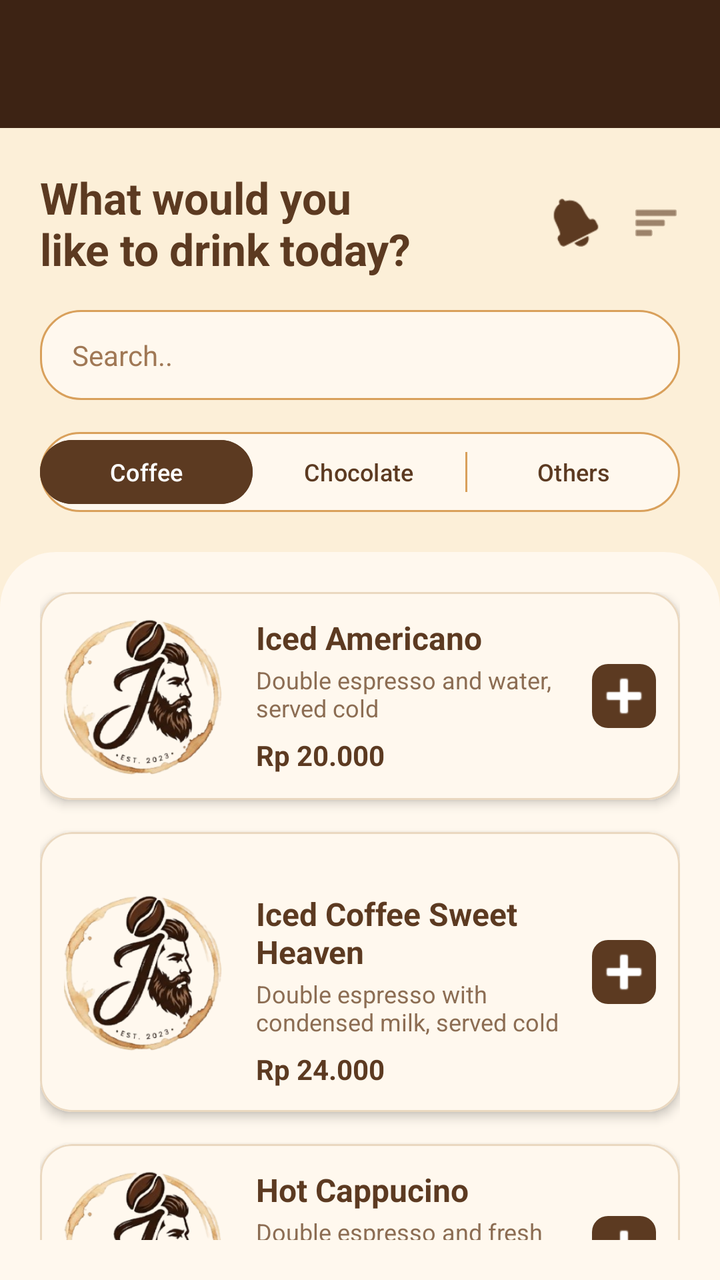
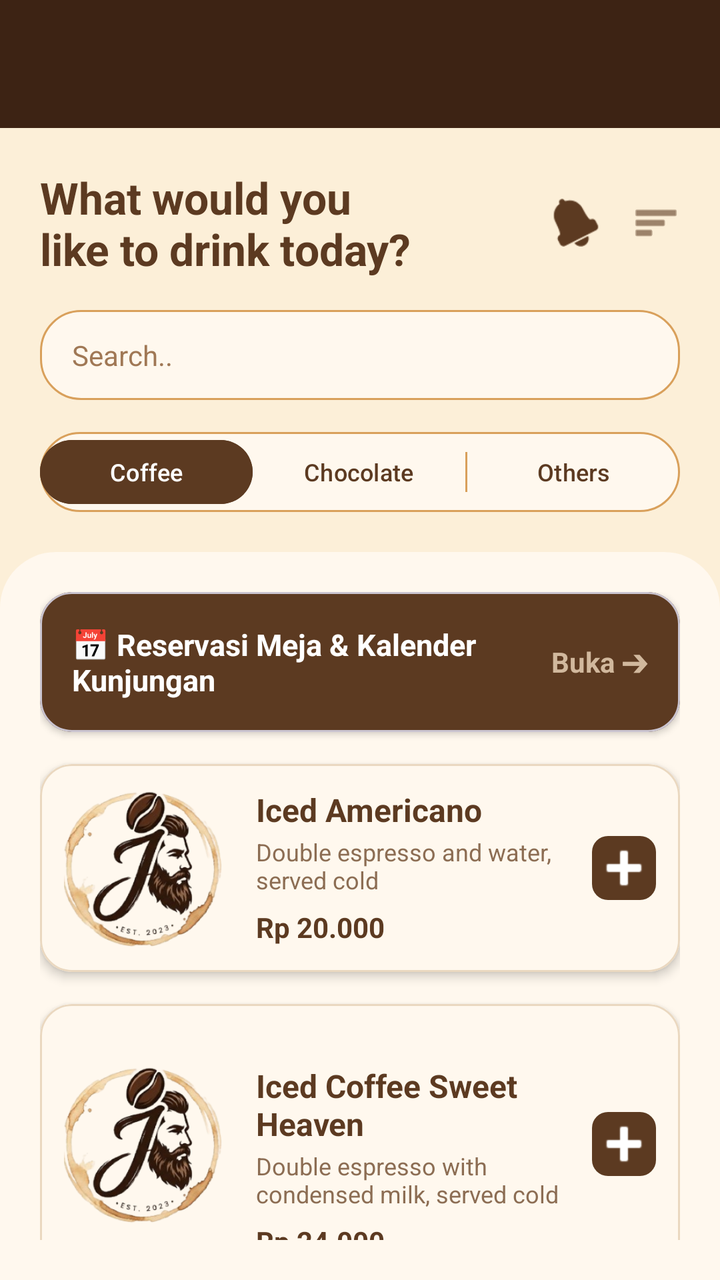

Two renders of the same Android screen: before a commit and after it. Below are the layout's source before the change and the commit's diff.
<!-- AndroidManifest.xml: application theme Theme.Vra_pringles -->
<!-- res/layout/activity_detail_menu.xml -->
<?xml version="1.0" encoding="utf-8"?>
<androidx.coordinatorlayout.widget.CoordinatorLayout
    xmlns:android="http://schemas.android.com/apk/res/android"
    xmlns:app="http://schemas.android.com/apk/res-auto"
    android:layout_width="match_parent"
    android:layout_height="match_parent"
    android:background="#FCEFD8">

    
    <com.google.android.material.appbar.AppBarLayout
        android:layout_width="match_parent"
        android:layout_height="wrap_content"
        android:background="@android:color/transparent"
        app:elevation="0dp">

        
        <androidx.appcompat.widget.Toolbar
            android:id="@+id/toolbar"
            android:layout_width="match_parent"
            android:layout_height="?attr/actionBarSize"
            android:background="@color/coffee_dark"
            app:titleTextColor="@color/white"
            app:subtitleTextColor="@color/white" />

        <LinearLayout
            android:layout_width="match_parent"
            android:layout_height="wrap_content"
            android:orientation="vertical"
            android:padding="20dp"
            app:layout_scrollFlags="scroll|enterAlways">

            
            <RelativeLayout
                android:layout_width="match_parent"
                android:layout_height="wrap_content">

                <TextView
                    android:id="@+id/tvHeaderTitle"
                    android:layout_width="wrap_content"
                    android:layout_height="wrap_content"
                    android:text="What would you\nlike to drink today?"
                    android:textColor="#5C3A21"
                    android:textSize="22sp"
                    android:textStyle="bold" />

                <ImageView
                    android:id="@+id/btnNavMenu"
                    android:layout_width="24dp"
                    android:layout_height="24dp"
                    android:layout_alignParentEnd="true"
                    android:layout_centerVertical="true"
                    android:src="@android:drawable/ic_menu_sort_by_size"
                    app:tint="#5C3A21" />

                <ImageView
                    android:id="@+id/btnNotification"
                    android:layout_width="24dp"
                    android:layout_height="24dp"
                    android:layout_centerVertical="true"
                    android:layout_marginEnd="16dp"
                    android:layout_toStartOf="@id/btnNavMenu"
                    android:src="@android:drawable/ic_popup_reminder"
                    app:tint="#5C3A21" />
            </RelativeLayout>

            
            <EditText
                android:id="@+id/etSearch"
                android:layout_width="match_parent"
                android:layout_height="45dp"
                android:layout_marginTop="16dp"
                android:background="@drawable/bg_search_rounded"
                android:hint="Search.."
                android:paddingHorizontal="16dp"
                android:textColorHint="#A07855"
                android:textSize="14sp" />

            
            <LinearLayout
                android:layout_width="match_parent"
                android:layout_height="40dp"
                android:layout_marginTop="16dp"
                android:background="@drawable/bg_search_rounded"
                android:orientation="horizontal">

                <Button
                    android:layout_width="0dp"
                    android:layout_height="match_parent"
                    android:layout_weight="1"
                    android:backgroundTint="#5C3A21"
                    android:text="Coffee"
                    android:textAllCaps="false"
                    android:textColor="#FFFFFF"
                    android:textSize="12sp"
                    app:cornerRadius="20dp" />

                <Button
                    android:layout_width="0dp"
                    android:layout_height="match_parent"
                    android:layout_weight="1"
                    android:backgroundTint="@android:color/transparent"
                    android:text="Chocolate"
                    android:textAllCaps="false"
                    android:textColor="#5C3A21"
                    android:textSize="12sp"
                    app:elevation="0dp" />

                <View
                    android:layout_width="1dp"
                    android:layout_height="20dp"
                    android:layout_gravity="center_vertical"
                    android:background="#D9A05B" />

                <Button
                    android:layout_width="0dp"
                    android:layout_height="match_parent"
                    android:layout_weight="1"
                    android:backgroundTint="@android:color/transparent"
                    android:text="Others"
                    android:textAllCaps="false"
                    android:textColor="#5C3A21"
                    android:textSize="12sp"
                    app:elevation="0dp" />
            </LinearLayout>

        </LinearLayout>

    </com.google.android.material.appbar.AppBarLayout>

    
    <androidx.core.widget.NestedScrollView
        android:layout_width="match_parent"
        android:layout_height="match_parent"
        android:background="@drawable/bg_card_top_rounded"
        android:padding="20dp"
        app:layout_behavior="@string/appbar_scrolling_view_behavior">

        <LinearLayout
            android:layout_width="match_parent"
            android:layout_height="wrap_content"
            android:orientation="vertical"
            android:paddingBottom="80dp">

            
            <com.google.android.material.card.MaterialCardView
                android:layout_width="match_parent"
                android:layout_height="wrap_content"
                android:layout_marginBottom="16dp"
                app:cardBackgroundColor="#FFF8EE"
                app:cardCornerRadius="16dp"
                app:cardElevation="3dp"
                app:strokeColor="#EAD8C0"
                app:strokeWidth="1dp">

                <androidx.constraintlayout.widget.ConstraintLayout
                    android:layout_width="match_parent"
                    android:layout_height="wrap_content"
                    android:padding="12dp">

                    <ImageView
                        android:id="@+id/imgMenu1"
                        android:layout_width="80dp"
                        android:layout_height="80dp"
                        android:scaleType="centerCrop"
                        android:src="@drawable/logo_cafe_jambang"
                        app:layout_constraintBottom_toBottomOf="parent"
                        app:layout_constraintStart_toStartOf="parent"
                        app:layout_constraintTop_toTopOf="parent" />

                    <TextView
                        android:id="@+id/tvTitle1"
                        android:layout_width="0dp"
                        android:layout_height="wrap_content"
                        android:layout_marginStart="16dp"
                        android:layout_marginEnd="8dp"
                        android:text="Iced Americano"
                        android:textColor="#5C3A21"
                        android:textSize="16sp"
                        android:textStyle="bold"
                        app:layout_constraintEnd_toStartOf="@+id/btnAdd1"
                        app:layout_constraintStart_toEndOf="@+id/imgMenu1"
                        app:layout_constraintTop_toTopOf="@+id/imgMenu1" />

                    <TextView
                        android:id="@+id/tvDesc1"
                        android:layout_width="0dp"
                        android:layout_height="wrap_content"
                        android:layout_marginTop="2dp"
                        android:text="Double espresso and water, served cold"
                        android:textColor="#8C6D53"
                        android:textSize="12sp"
                        app:layout_constraintEnd_toStartOf="@+id/btnAdd1"
                        app:layout_constraintStart_toStartOf="@+id/tvTitle1"
                        app:layout_constraintTop_toBottomOf="@+id/tvTitle1" />

                    <TextView
                        android:id="@+id/tvPrice1"
                        android:layout_width="wrap_content"
                        android:layout_height="wrap_content"
                        android:layout_marginTop="6dp"
                        android:text="Rp 20.000"
                        android:textColor="#5C3A21"
                        android:textSize="14sp"
                        android:textStyle="bold"
                        app:layout_constraintStart_toStartOf="@+id/tvTitle1"
                        app:layout_constraintTop_toBottomOf="@+id/tvDesc1" />

                    <ImageButton
                        android:id="@+id/btnAdd1"
                        android:layout_width="32dp"
                        android:layout_height="32dp"
                        android:background="@drawable/bg_button_plus"
                        android:src="@android:drawable/ic_input_add"
                        app:layout_constraintBottom_toBottomOf="parent"
                        app:layout_constraintEnd_toEndOf="parent"
                        app:layout_constraintTop_toTopOf="parent"
                        app:tint="#FFFFFF" />
                </androidx.constraintlayout.widget.ConstraintLayout>
            </com.google.android.material.card.MaterialCardView>

            
            <com.google.android.material.card.MaterialCardView
                android:layout_width="match_parent"
                android:layout_height="wrap_content"
                android:layout_marginBottom="16dp"
                app:cardBackgroundColor="#FFF8EE"
                app:cardCornerRadius="16dp"
                app:cardElevation="3dp"
                app:strokeColor="#EAD8C0"
                app:strokeWidth="1dp">

                <androidx.constraintlayout.widget.ConstraintLayout
                    android:layout_width="match_parent"
                    android:layout_height="wrap_content"
                    android:padding="12dp">

                    <ImageView
                        android:id="@+id/imgMenu2"
                        android:layout_width="80dp"
                        android:layout_height="80dp"
                        android:scaleType="centerCrop"
                        android:src="@drawable/logo_cafe_jambang"
                        app:layout_constraintBottom_toBottomOf="parent"
                        app:layout_constraintStart_toStartOf="parent"
                        app:layout_constraintTop_toTopOf="parent" />

                    <TextView
                        android:id="@+id/tvTitle2"
                        android:layout_width="0dp"
                        android:layout_height="wrap_content"
                        android:layout_marginStart="16dp"
                        android:layout_marginEnd="8dp"
                        android:text="Iced Coffee Sweet Heaven"
                        android:textColor="#5C3A21"
                        android:textSize="16sp"
                        android:textStyle="bold"
                        app:layout_constraintEnd_toStartOf="@+id/btnAdd2"
                        app:layout_constraintStart_toEndOf="@+id/imgMenu2"
                        app:layout_constraintTop_toTopOf="@+id/imgMenu2" />

                    <TextView
                        android:id="@+id/tvDesc2"
                        android:layout_width="0dp"
                        android:layout_height="wrap_content"
                        android:layout_marginTop="2dp"
                        android:text="Double espresso with condensed milk, served cold"
                        android:textColor="#8C6D53"
                        android:textSize="12sp"
                        app:layout_constraintEnd_toStartOf="@+id/btnAdd2"
                        app:layout_constraintStart_toStartOf="@+id/tvTitle2"
                        app:layout_constraintTop_toBottomOf="@+id/tvTitle2" />

                    <TextView
                        android:id="@+id/tvPrice2"
                        android:layout_width="wrap_content"
                        android:layout_height="wrap_content"
                        android:layout_marginTop="6dp"
                        android:text="Rp 24.000"
                        android:textColor="#5C3A21"
                        android:textSize="14sp"
                        android:textStyle="bold"
                        app:layout_constraintStart_toStartOf="@+id/tvTitle2"
                        app:layout_constraintTop_toBottomOf="@+id/tvDesc2" />

                    <ImageButton
                        android:id="@+id/btnAdd2"
                        android:layout_width="32dp"
                        android:layout_height="32dp"
                        android:background="@drawable/bg_button_plus"
                        android:src="@android:drawable/ic_input_add"
                        app:layout_constraintBottom_toBottomOf="parent"
                        app:layout_constraintEnd_toEndOf="parent"
                        app:layout_constraintTop_toTopOf="parent"
                        app:tint="#FFFFFF" />
                </androidx.constraintlayout.widget.ConstraintLayout>
            </com.google.android.material.card.MaterialCardView>

            
            <com.google.android.material.card.MaterialCardView
                android:layout_width="match_parent"
                android:layout_height="wrap_content"
                android:layout_marginBottom="16dp"
                app:cardBackgroundColor="#FFF8EE"
                app:cardCornerRadius="16dp"
                app:cardElevation="3dp"
                app:strokeColor="#EAD8C0"
                app:strokeWidth="1dp">

                <androidx.constraintlayout.widget.ConstraintLayout
                    android:layout_width="match_parent"
                    android:layout_height="wrap_content"
                    android:padding="12dp">

                    <ImageView
                        android:id="@+id/imgMenu3"
                        android:layout_width="80dp"
                        android:layout_height="80dp"
                        android:scaleType="centerCrop"
                        android:src="@drawable/logo_cafe_jambang"
                        app:layout_constraintBottom_toBottomOf="parent"
                        app:layout_constraintStart_toStartOf="parent"
                        app:layout_constraintTop_toTopOf="parent" />

                    <TextView
                        android:id="@+id/tvTitle3"
                        android:layout_width="0dp"
                        android:layout_height="wrap_content"
                        android:layout_marginStart="16dp"
                        android:layout_marginEnd="8dp"
                        android:text="Hot Cappucino"
                        android:textColor="#5C3A21"
                        android:textSize="16sp"
                        android:textStyle="bold"
                        app:layout_constraintEnd_toStartOf="@+id/btnAdd3"
                        app:layout_constraintStart_toEndOf="@+id/imgMenu3"
                        app:layout_constraintTop_toTopOf="@+id/imgMenu3" />

                    <TextView
                        android:id="@+id/tvDesc3"
                        android:layout_width="0dp"
                        android:layout_height="wrap_content"
                        android:layout_marginTop="2dp"
                        android:text="Double espresso and fresh milk, served hot"
                        android:textColor="#8C6D53"
                        android:textSize="12sp"
                        app:layout_constraintEnd_toStartOf="@+id/btnAdd3"
                        app:layout_constraintStart_toStartOf="@+id/tvTitle3"
                        app:layout_constraintTop_toBottomOf="@+id/tvTitle3" />

                    <TextView
                        android:id="@+id/tvPrice3"
                        android:layout_width="wrap_content"
                        android:layout_height="wrap_content"
                        android:layout_marginTop="6dp"
                        android:text="Rp 23.000"
                        android:textColor="#5C3A21"
                        android:textSize="14sp"
                        android:textStyle="bold"
                        app:layout_constraintStart_toStartOf="@+id/tvTitle3"
                        app:layout_constraintTop_toBottomOf="@+id/tvDesc3" />

                    <ImageButton
                        android:id="@+id/btnAdd3"
                        android:layout_width="32dp"
                        android:layout_height="32dp"
                        android:background="@drawable/bg_button_plus"
                        android:src="@android:drawable/ic_input_add"
                        app:layout_constraintBottom_toBottomOf="parent"
                        app:layout_constraintEnd_toEndOf="parent"
                        app:layout_constraintTop_toTopOf="parent"
                        app:tint="#FFFFFF" />
                </androidx.constraintlayout.widget.ConstraintLayout>
            </com.google.android.material.card.MaterialCardView>

            
            <com.google.android.material.card.MaterialCardView
                android:layout_width="match_parent"
                android:layout_height="wrap_content"
                android:layout_marginBottom="16dp"
                app:cardBackgroundColor="#FFF8EE"
                app:cardCornerRadius="16dp"
                app:cardElevation="3dp"
                app:strokeColor="#EAD8C0"
                app:strokeWidth="1dp">

                <androidx.constraintlayout.widget.ConstraintLayout
                    android:layout_width="match_parent"
                    android:layout_height="wrap_content"
                    android:padding="12dp">

                    <ImageView
                        android:id="@+id/imgMenu4"
                        android:layout_width="80dp"
                        android:layout_height="80dp"
                        android:scaleType="centerCrop"
                        android:src="@drawable/logo_cafe_jambang"
                        app:layout_constraintBottom_toBottomOf="parent"
                        app:layout_constraintStart_toStartOf="parent"
                        app:layout_constraintTop_toTopOf="parent" />

                    <TextView
                        android:id="@+id/tvTitle4"
                        android:layout_width="0dp"
                        android:layout_height="wrap_content"
                        android:layout_marginStart="16dp"
                        android:layout_marginEnd="8dp"
                        android:text="Iced Cappucino"
                        android:textColor="#5C3A21"
                        android:textSize="16sp"
                        android:textStyle="bold"
                        app:layout_constraintEnd_toStartOf="@+id/btnAdd4"
                        app:layout_constraintStart_toEndOf="@+id/imgMenu4"
                        app:layout_constraintTop_toTopOf="@+id/imgMenu4" />

                    <TextView
                        android:id="@+id/tvDesc4"
                        android:layout_width="0dp"
                        android:layout_height="wrap_content"
                        android:layout_marginTop="2dp"
                        android:text="Double espresso and fresh milk, served cold"
                        android:textColor="#8C6D53"
                        android:textSize="12sp"
                        app:layout_constraintEnd_toStartOf="@+id/btnAdd4"
                        app:layout_constraintStart_toStartOf="@+id/tvTitle4"
                        app:layout_constraintTop_toBottomOf="@+id/tvTitle4" />

                    <TextView
                        android:id="@+id/tvPrice4"
                        android:layout_width="wrap_content"
                        android:layout_height="wrap_content"
                        android:layout_marginTop="6dp"
                        android:text="Rp 23.500"
                        android:textColor="#5C3A21"
                        android:textSize="14sp"
                        android:textStyle="bold"
                        app:layout_constraintStart_toStartOf="@+id/tvTitle4"
                        app:layout_constraintTop_toBottomOf="@+id/tvDesc4" />

                    <ImageButton
                        android:id="@+id/btnAdd4"
                        android:layout_width="32dp"
                        android:layout_height="32dp"
                        android:background="@drawable/bg_button_plus"
                        android:src="@android:drawable/ic_input_add"
                        app:layout_constraintBottom_toBottomOf="parent"
                        app:layout_constraintEnd_toEndOf="parent"
                        app:layout_constraintTop_toTopOf="parent"
                        app:tint="#FFFFFF" />
                </androidx.constraintlayout.widget.ConstraintLayout>
            </com.google.android.material.card.MaterialCardView>

            
            <com.google.android.material.card.MaterialCardView
                android:layout_width="match_parent"
                android:layout_height="wrap_content"
                android:layout_marginBottom="16dp"
                app:cardBackgroundColor="#FFF8EE"
                app:cardCornerRadius="16dp"
                app:cardElevation="3dp"
                app:strokeColor="#EAD8C0"
                app:strokeWidth="1dp">

                <androidx.constraintlayout.widget.ConstraintLayout
                    android:layout_width="match_parent"
                    android:layout_height="wrap_content"
                    android:padding="12dp">

                    <ImageView
                        android:id="@+id/imgMenu5"
                        android:layout_width="80dp"
                        android:layout_height="80dp"
                        android:scaleType="centerCrop"
                        android:src="@drawable/logo_cafe_jambang"
                        app:layout_constraintBottom_toBottomOf="parent"
                        app:layout_constraintStart_toStartOf="parent"
                        app:layout_constraintTop_toTopOf="parent" />

                    <TextView
                        android:id="@+id/tvTitle5"
                        android:layout_width="0dp"
                        android:layout_height="wrap_content"
                        android:layout_marginStart="16dp"
                        android:layout_marginEnd="8dp"
                        android:text="Caramel Macchiato"
                        android:textColor="#5C3A21"
                        android:textSize="16sp"
                        android:textStyle="bold"
                        app:layout_constraintEnd_toStartOf="@+id/btnAdd5"
                        app:layout_constraintStart_toEndOf="@+id/imgMenu5"
                        app:layout_constraintTop_toTopOf="@+id/imgMenu5" />

                    <TextView
                        android:id="@+id/tvDesc5"
                        android:layout_width="0dp"
                        android:layout_height="wrap_content"
                        android:layout_marginTop="2dp"
                        android:text="Espresso with vanilla syrup, milk, and caramel drizzle"
                        android:textColor="#8C6D53"
                        android:textSize="12sp"
                        app:layout_constraintEnd_toStartOf="@+id/btnAdd5"
                        app:layout_constraintStart_toStartOf="@+id/tvTitle5"
                        app:layout_constraintTop_toBottomOf="@+id/tvTitle5" />

                    <TextView
                        android:id="@+id/tvPrice5"
                        android:layout_width="wrap_content"
                        android:layout_height="wrap_content"
                        android:layout_marginTop="6dp"
                        android:text="Rp 26.000"
                        android:textColor="#5C3A21"
                        android:textSize="14sp"
                        android:textStyle="bold"
                        app:layout_constraintStart_toStartOf="@+id/tvTitle5"
                        app:layout_constraintTop_toBottomOf="@+id/tvDesc5" />

                    <ImageButton
                        android:id="@+id/btnAdd5"
                        android:layout_width="32dp"
                        android:layout_height="32dp"
                        android:background="@drawable/bg_button_plus"
                        android:src="@android:drawable/ic_input_add"
                        app:layout_constraintBottom_toBottomOf="parent"
                        app:layout_constraintEnd_toEndOf="parent"
                        app:layout_constraintTop_toTopOf="parent"
                        app:tint="#FFFFFF" />
                </androidx.constraintlayout.widget.ConstraintLayout>
            </com.google.android.material.card.MaterialCardView>

            
            <com.google.android.material.card.MaterialCardView
                android:layout_width="match_parent"
                android:layout_height="wrap_content"
                android:layout_marginBottom="16dp"
                app:cardBackgroundColor="#FFF8EE"
                app:cardCornerRadius="16dp"
                app:cardElevation="3dp"
                app:strokeColor="#EAD8C0"
                app:strokeWidth="1dp">

                <androidx.constraintlayout.widget.ConstraintLayout
                    android:layout_width="match_parent"
                    android:layout_height="wrap_content"
                    android:padding="12dp">

                    <ImageView
                        android:id="@+id/imgMenu6"
                        android:layout_width="80dp"
                        android:layout_height="80dp"
                        android:scaleType="centerCrop"
                        android:src="@drawable/logo_cafe_jambang"
                        app:layout_constraintBottom_toBottomOf="parent"
                        app:layout_constraintStart_toStartOf="parent"
                        app:layout_constraintTop_toTopOf="parent" />

                    <TextView
                        android:id="@+id/tvTitle6"
                        android:layout_width="0dp"
                        android:layout_height="wrap_content"
                        android:layout_marginStart="16dp"
                        android:layout_marginEnd="8dp"
                        android:text="Cold Brew Special"
                        android:textColor="#5C3A21"
                        android:textSize="16sp"
                        android:textStyle="bold"
                        app:layout_constraintEnd_toStartOf="@+id/btnAdd6"
                        app:layout_constraintStart_toEndOf="@+id/imgMenu6"
                        app:layout_constraintTop_toTopOf="@+id/imgMenu6" />

                    <TextView
                        android:id="@+id/tvDesc6"
                        android:layout_width="0dp"
                        android:layout_height="wrap_content"
                        android:layout_marginTop="2dp"
                        android:text="Slow-steeped coffee for 12 hours with smooth flavor"
                        android:textColor="#8C6D53"
                        android:textSize="12sp"
                        app:layout_constraintEnd_toStartOf="@+id/btnAdd6"
                        app:layout_constraintStart_toStartOf="@+id/tvTitle6"
                        app:layout_constraintTop_toBottomOf="@+id/tvTitle6" />

                    <TextView
                        android:id="@+id/tvPrice6"
                        android:layout_width="wrap_content"
                        android:layout_height="wrap_content"
                        android:layout_marginTop="6dp"
                        android:text="Rp 25.000"
                        android:textColor="#5C3A21"
                        android:textSize="14sp"
                        android:textStyle="bold"
                        app:layout_constraintStart_toStartOf="@+id/tvTitle6"
                        app:layout_constraintTop_toBottomOf="@+id/tvDesc6" />

                    <ImageButton
                        android:id="@+id/btnAdd6"
                        android:layout_width="32dp"
                        android:layout_height="32dp"
                        android:background="@drawable/bg_button_plus"
                        android:src="@android:drawable/ic_input_add"
                        app:layout_constraintBottom_toBottomOf="parent"
                        app:layout_constraintEnd_toEndOf="parent"
                        app:layout_constraintTop_toTopOf="parent"
                        app:tint="#FFFFFF" />
                </androidx.constraintlayout.widget.ConstraintLayout>
            </com.google.android.material.card.MaterialCardView>

        </LinearLayout>
    </androidx.core.widget.NestedScrollView>

</androidx.coordinatorlayout.widget.CoordinatorLayout>
<!-- resources referenced by this layout -->
<resources>
  <color name="coffee_dark">#3D2314</color>
  <color name="white">#FFFFFF</color>
  <!-- drawable bg_button_plus (drawable) -->
  <?xml version="1.0" encoding="utf-8"?>
  <shape xmlns:android="http://schemas.android.com/apk/res/android">
      <solid android:color="#5C3A21" />
      <corners android:radius="8dp" />
  </shape>
  <!-- drawable bg_card_top_rounded (drawable) -->
  <?xml version="1.0" encoding="utf-8"?>
  <shape xmlns:android="http://schemas.android.com/apk/res/android">
      <solid android:color="#FFF8EE" />
      <corners android:topLeftRadius="28dp" android:topRightRadius="28dp" />
  </shape>
  <!-- drawable bg_search_rounded (drawable) -->
  <?xml version="1.0" encoding="utf-8"?>
  <shape xmlns:android="http://schemas.android.com/apk/res/android">
      <solid android:color="#FFF8EE" />
      <corners android:radius="20dp" />
      <stroke android:width="1dp" android:color="#D9A05B" />
  </shape>
  <!-- drawable logo_cafe_jambang: png bitmap (drawable, 65968 bytes) -->
  <style name="Theme.Vra_pringles" parent="Base.Theme.Vra_pringles" />
  <style name="Base.Theme.Vra_pringles" parent="Theme.Material3.DayNight.NoActionBar">
          
          <item name="colorPrimary">@color/coffee_dark</item>
          <item name="colorPrimaryVariant">@color/coffee_primary</item>
          <item name="colorOnPrimary">@color/white</item>
      </style>
  <color name="coffee_primary">#4A2E1B</color>
</resources>

<!-- the commit's change to res/layout/activity_detail_menu.xml (unified diff, before → after) -->
@@ -143,6 +143,48 @@
 
             
             <com.google.android.material.card.MaterialCardView
+                android:id="@+id/cardCalendarBooking"
+                android:layout_width="match_parent"
+                android:layout_height="wrap_content"
+                android:layout_marginBottom="16dp"
+                android:clickable="true"
+                android:focusable="true"
+                app:cardBackgroundColor="#5C3A21"
+                app:cardCornerRadius="16dp"
+                app:cardElevation="2dp"
+                app:rippleColor="#D1B89D">
+
+                <LinearLayout
+                    android:layout_width="match_parent"
+                    android:layout_height="wrap_content"
+                    android:orientation="horizontal"
+                    android:gravity="center_vertical"
+                    android:padding="16dp"
+                    android:clickable="false"
+                    android:focusable="false">
+
+                    <TextView
+                        android:layout_width="0dp"
+                        android:layout_height="wrap_content"
+                        android:layout_weight="1"
+                        android:text="📅 Reservasi Meja &amp; Kalender Kunjungan"
+                        android:textColor="#FFFFFF"
+                        android:textSize="15sp"
+                        android:textStyle="bold" />
+
+                    <TextView
+                        android:layout_width="wrap_content"
+                        android:layout_height="wrap_content"
+                        android:text="Buka ➔"
+                        android:textColor="#D1B89D"
+                        android:textSize="14sp"
+                        android:textStyle="bold" />
+
+                </LinearLayout>
+            </com.google.android.material.card.MaterialCardView>
+
+            
+            <com.google.android.material.card.MaterialCardView
                 android:layout_width="match_parent"
                 android:layout_height="wrap_content"
                 android:layout_marginBottom="16dp"
<!-- resource entries referenced after the edit -->
@@ -24,11 +24,12 @@
   <!-- drawable logo_cafe_jambang: png bitmap (drawable, 65968 bytes) -->
   <style name="Theme.Vra_pringles" parent="Base.Theme.Vra_pringles" />
   <style name="Base.Theme.Vra_pringles" parent="Theme.Material3.DayNight.NoActionBar">
-          
-          <item name="colorPrimary">@color/coffee_dark</item>
-          <item name="colorPrimaryVariant">@color/coffee_primary</item>
-          <item name="colorOnPrimary">@color/white</item>
+          <item name="colorPrimary">#5C3A21</item>
+          <item name="colorOnPrimary">#FFFFFF</item>
+          <item name="colorPrimaryVariant">#3E2723</item>
+          <item name="android:statusBarColor">#3E2723</item>
+          <item name="android:navigationBarColor">#5C3A21</item>
+          <item name="android:windowBackground">#F4EAD4</item>
       </style>
-  <color name="coffee_primary">#4A2E1B</color>
 </resources>
 
